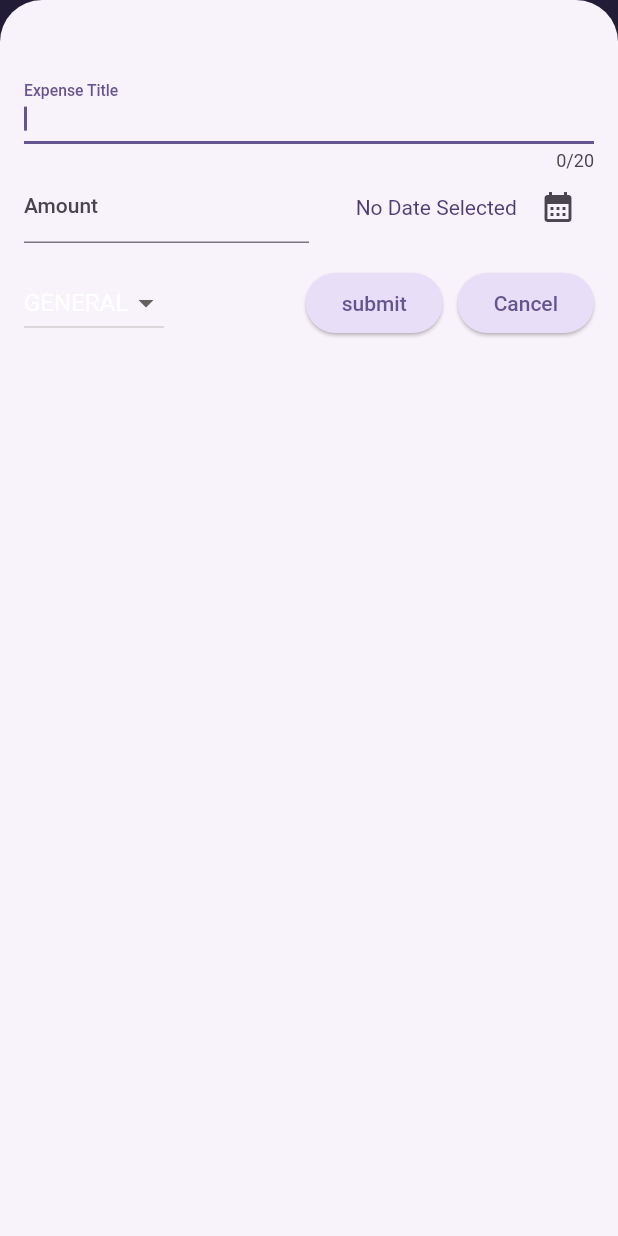
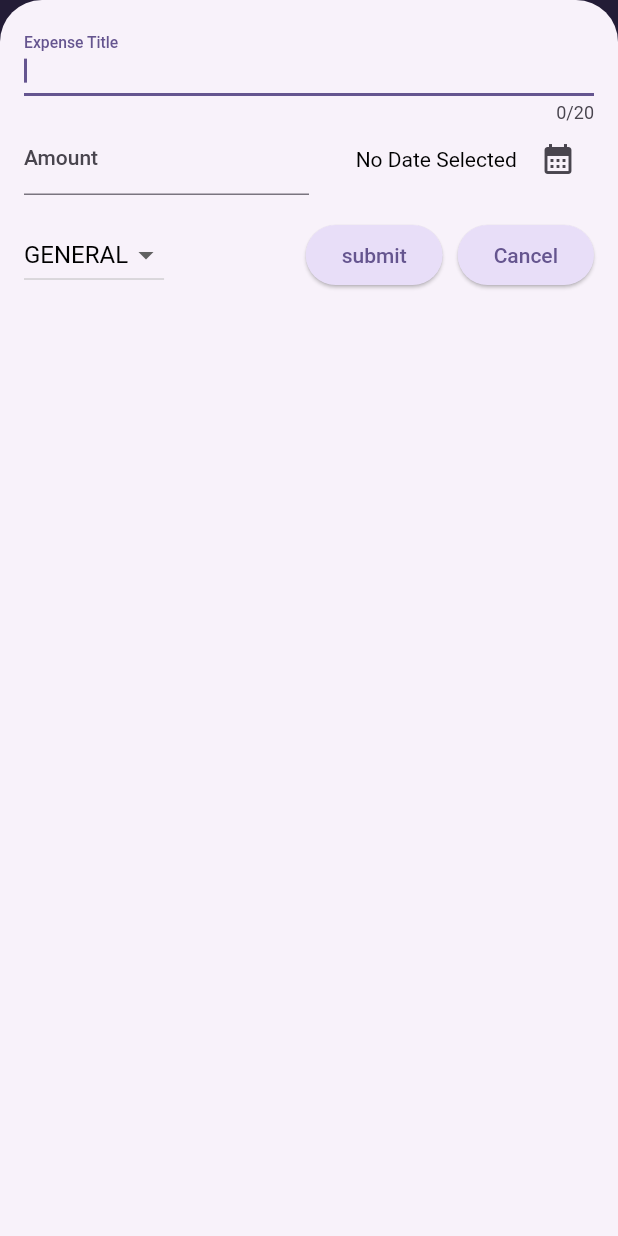
Before and after one commit to mrrapp/Expense-Tracker, a Flutter app: the screen it shows after launch, after a tap on the "add" icon, on a phone screen of 412 x 824 dp. Run offline on Flutter 3.47's test engine with Material 2 defaults, Android fonts, the phone set to English and light mode, and no system bars.

Commit message:
latest commits

```diff
--- a/lib/main.dart
+++ b/lib/main.dart
@@ -32,17 +32,18 @@ void main() {
             fontSize: 18,
             color: kDarkColorScheme.secondary,
           ),
-          bodyMedium: TextStyle(
-            color: kDarkColorScheme.onPrimaryContainer,
+          bodyMedium: const TextStyle(
+            color: Colors.black,
           ),
           bodySmall: const TextStyle(
             color: Colors.black,
           ),
+          titleMedium: TextStyle(color: kDarkColorScheme.onPrimary),
           displaySmall: const TextStyle(
             color: Colors.black,
           ),
         ),
-         elevatedButtonTheme: ElevatedButtonThemeData(
+        elevatedButtonTheme: ElevatedButtonThemeData(
           style: ElevatedButton.styleFrom(
             backgroundColor: kDarkColorScheme.secondaryContainer,
           ),
@@ -54,9 +55,10 @@ void main() {
         appBarTheme: const AppBarTheme().copyWith(
           backgroundColor: kColorScheme.onPrimaryContainer,
           foregroundColor: kColorScheme.primaryContainer,
-          // actionsIconTheme: const IconThemeData().copyWith(
-          //   color: kColorScheme.onSecondary,
-          // ),
+          //color: Colors.white,
+          actionsIconTheme: const IconThemeData().copyWith(
+            color: kColorScheme.primaryContainer,
+          ),
         ),
         cardTheme: const CardTheme().copyWith(
           color: kColorScheme.secondaryContainer,
@@ -75,9 +77,14 @@ void main() {
             fontSize: 18,
             color: kColorScheme.secondary,
           ),
-          bodyMedium: TextStyle(
-            color: kColorScheme.onPrimaryContainer,
-          ),
+          bodyMedium: const TextStyle(color: Colors.black),
+          titleMedium: const TextStyle(color: Colors.black),
+          // displayMedium:  const TextStyle(color: Colors.red),
+          // headlineMedium: const TextStyle(color: Colors.red),
+          // titleSmall: const TextStyle(color: Colors.red),
+          // headlineSmall: const TextStyle(color: Colors.red),
+          // labelMedium: const TextStyle(color: Colors.red),
+          // labelSmall:const TextStyle(color: Colors.red),
           bodySmall: const TextStyle(
             color: Colors.black,
           ),
--- a/lib/widgets/expenses-list/expenses_list.dart
+++ b/lib/widgets/expenses-list/expenses_list.dart
@@ -14,6 +14,7 @@ class ExpensesList extends StatelessWidget {
     return ListView.builder(
       itemCount: expenses.length,
       itemBuilder: (context, index) => Dismissible(
+
         background: Container(
           margin: Theme.of(context).cardTheme.margin,
           decoration: BoxDecoration(
--- a/lib/widgets/expenses.dart
+++ b/lib/widgets/expenses.dart
@@ -1,4 +1,5 @@
 import 'package:flutter/material.dart';
+
 import 'package:my_expenses/widgets/chart.dart';
 import 'package:my_expenses/widgets/expenses-list/expenses_list.dart';
 import 'package:my_expenses/models/expense.dart';
@@ -99,12 +100,15 @@ class _ExpensesState extends State<Expenses> {
     showModalBottomSheet(
       isScrollControlled: true,
       context: context,
-      builder: (context) => NewExpense(onAddExpense: _addExpense),
+      builder: (context) => SafeArea(
+        child: NewExpense(onAddExpense: _addExpense),
+      ),
     );
   }
 
   @override
   Widget build(BuildContext context) {
+    final width = MediaQuery.of(context).size.width;
     Widget mainContent = const Center(
       child: Text('No expenses found!!!'),
     );
@@ -129,12 +133,19 @@ class _ExpensesState extends State<Expenses> {
           ),
         ],
       ),
-      body: Column(
-        children: [
-         Chart(expenses: _registeredExpenses),
-          Expanded(child: mainContent)
-        ],
-      ),
+      body: width < 600
+          ? Column(
+              children: [
+                Chart(expenses: _registeredExpenses),
+                Expanded(child: mainContent)
+              ],
+            )
+          : Row(
+              children: [
+                Expanded(child: Chart(expenses: _registeredExpenses)),
+                Expanded(child: mainContent)
+              ],
+            ),
     );
   }
 }
--- a/lib/widgets/new_expense.dart
+++ b/lib/widgets/new_expense.dart
@@ -83,9 +83,50 @@ class _NewExpenseState extends State<NewExpense> {
 
   @override
   Widget build(BuildContext context) {
-    return Padding(
-      padding: const EdgeInsets.fromLTRB(16, 48, 16, 16),
+    final keyboardSpace = MediaQuery.of(context).viewInsets.bottom;
+    return LayoutBuilder(builder: (ctx, constrains) {
+      final width = constrains.maxWidth;
+      return SizedBox(
+        height: double.infinity,
+        child: SingleChildScrollView(
+          child: Padding(
+            padding: EdgeInsets.fromLTRB(16, 16, 16, keyboardSpace + 16),
             child: Column(children: [
+// conditions for changing screen orientation
+              if (width >= 600)
+                Row(
+                  crossAxisAlignment: CrossAxisAlignment.start,
+                  children: [
+                    Expanded(
+                      child: TextField(
+                        autofocus: true,
+                        controller: _titleInputController,
+                        keyboardType: TextInputType.name,
+                        maxLength: 20,
+                        decoration: const InputDecoration(
+                          label: Text('Expense Title'),
+                        ),
+                      ),
+                    ),
+                    const SizedBox(width: 24),
+                    Expanded(
+                      child: TextField(
+                        autofocus: true,
+                        controller: _amountController,
+                        keyboardType: TextInputType.number,
+                        decoration: const InputDecoration(
+                          prefix: Text(
+                            '\$ ',
+                            style: TextStyle(fontWeight: FontWeight.bold),
+                          ),
+                          label: Text('Amount'),
+                        ),
+                      ),
+                    ),
+                  ],
+                )
+              else
+
                 // Text field
                 TextField(
                   autofocus: true,
@@ -96,6 +137,55 @@ class _NewExpenseState extends State<NewExpense> {
                     label: Text('Expense Title'),
                   ),
                 ),
+              if (width >= 600)
+                Row(
+                  children: [
+                    DropdownButton(
+                        value: _selectedCategory,
+                        items: Category.values
+                            .map(
+                              (category) => DropdownMenuItem(
+                                value: category,
+                                child: Text(
+                                  category.name.toUpperCase(),
+                                ),
+                              ),
+                            )
+                            .toList(),
+                        onChanged: (value) {
+                          if (value == null) {
+                            return;
+                          }
+                          setState(() {
+                            _selectedCategory = value;
+                          });
+                        }),
+                    const SizedBox(
+                      width: 24,
+                    ),
+                    Expanded(
+                      child: Row(
+                        mainAxisAlignment: MainAxisAlignment.end,
+                        crossAxisAlignment: CrossAxisAlignment.center,
+                        children: [
+                          // Selected date
+                          Text(
+                            _selectedDate == null
+                                ? 'No Date Selected '
+                                : formatter.format(_selectedDate!),
+                          ),
+                          IconButton(
+                            onPressed: _datePicker,
+                            icon: const Icon(
+                              Icons.calendar_month,
+                            ),
+                          )
+                        ],
+                      ),
+                    )
+                  ],
+                )
+              else
                 Row(
                   children: [
                     Expanded(
@@ -134,9 +224,30 @@ class _NewExpenseState extends State<NewExpense> {
                     )
                   ],
                 ),
+
               const SizedBox(
                 height: 16,
               ),
+              if (width >= 600)
+                Row(
+                  children: [
+                    const Spacer(),
+                    ElevatedButton(
+                      onPressed: _submitExpenseData,
+                      child: const Text('submit'),
+                    ),
+                    const SizedBox(
+                      width: 10,
+                    ),
+                    ElevatedButton(
+                      onPressed: () {
+                        Navigator.pop(context);
+                      },
+                      child: const Text('Cancel'),
+                    ),
+                  ],
+                )
+              else
                 Row(
                   children: [
                     // drop down menu
@@ -160,6 +271,7 @@ class _NewExpenseState extends State<NewExpense> {
                             _selectedCategory = value;
                           });
                         }),
+
                     const Spacer(),
                     ElevatedButton(
                       onPressed: _submitExpenseData,
@@ -177,6 +289,9 @@ class _NewExpenseState extends State<NewExpense> {
                   ],
                 ),
             ]),
+          ),
+        ),
       );
+    });
   }
 }
```
Lines whose indentation alone changed are shown as unchanged.
